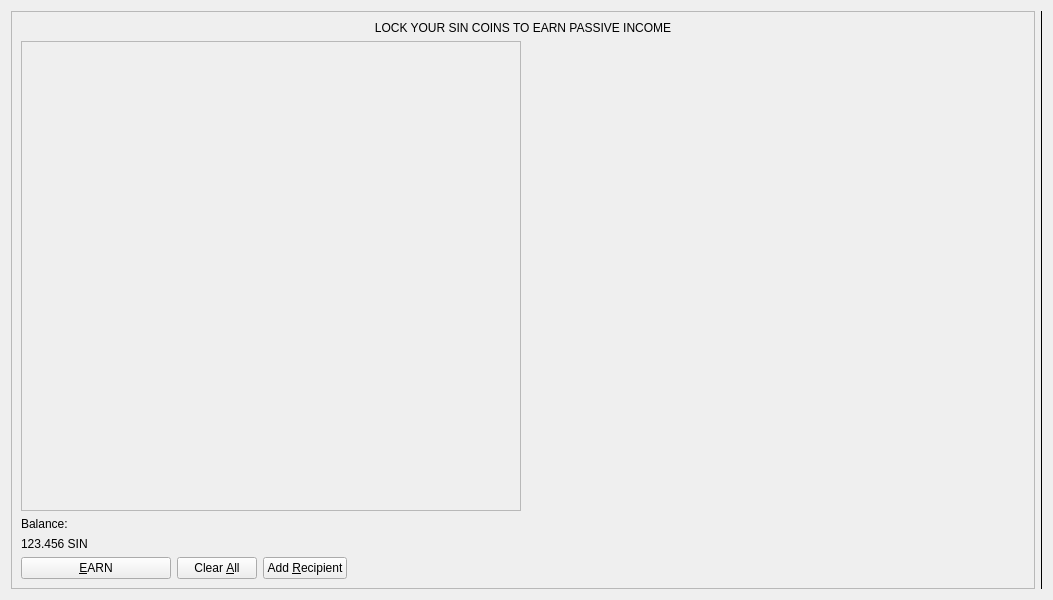
The window that src/qt/forms/depositcoinsdialog.ui (hardwarewise/SIN-core) describes before a commit, drawn with Qt 5.
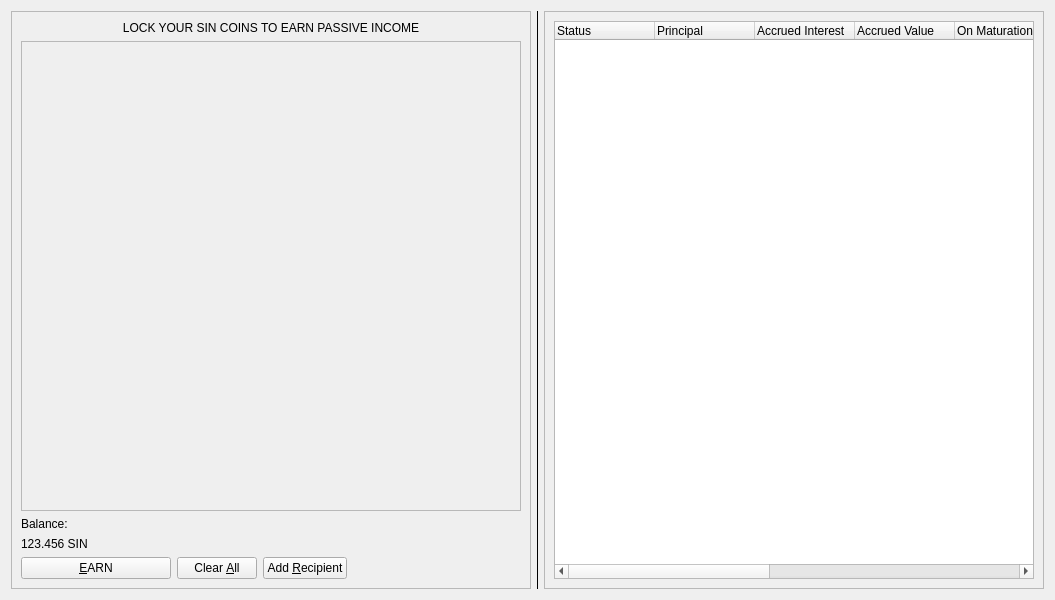
The same window after the commit. Icons and pictures are not drawn.

The edit to the form file:
```diff
--- a/src/qt/forms/depositcoinsdialog.ui
+++ b/src/qt/forms/depositcoinsdialog.ui
@@ -15,7 +15,7 @@
   </property>
   <layout class="QHBoxLayout" name="horizontalLayout_4">
    <item>
-    <layout class="QHBoxLayout" name="horizontalLayout_3" stretch="0,0,0">
+    <layout class="QHBoxLayout" name="horizontalLayout_3" stretch="0,0">
      <item>
       <widget class="QFrame" name="frame">
        <property name="frameShape">
@@ -243,21 +243,124 @@
      </item>
     </layout>
    </item>
+   <item>
+    <widget class="QFrame" name="frame_2">
+     <property name="sizePolicy">
+      <sizepolicy hsizetype="Fixed" vsizetype="Preferred">
+       <horstretch>0</horstretch>
+       <verstretch>0</verstretch>
+      </sizepolicy>
+     </property>
+     <property name="minimumSize">
+      <size>
+       <width>500</width>
+       <height>0</height>
+      </size>
+     </property>
+     <property name="frameShape">
+      <enum>QFrame::StyledPanel</enum>
+     </property>
+     <property name="frameShadow">
+      <enum>QFrame::Raised</enum>
+     </property>
+     <layout class="QVBoxLayout" name="verticalLayout_4">
+      <item>
+       <layout class="QVBoxLayout" name="verticalLayout_3">
+        <item>
+         <widget class="QTableWidget" name="hodlTable">
+          <property name="enabled">
+           <bool>true</bool>
+          </property>
+          <property name="editTriggers">
+           <set>QAbstractItemView::NoEditTriggers</set>
+          </property>
+          <property name="alternatingRowColors">
+           <bool>true</bool>
+          </property>
+          <attribute name="horizontalHeaderDefaultSectionSize">
+           <number>100</number>
+          </attribute>
+          <column>
+           <property name="text">
+            <string>Status</string>
+           </property>
+           <property name="textAlignment">
+            <set>AlignLeading|AlignVCenter</set>
+           </property>
+          </column>
+          <column>
+           <property name="text">
+            <string>Principal</string>
+           </property>
+           <property name="textAlignment">
+            <set>AlignLeading|AlignVCenter</set>
+           </property>
+          </column>
+          <column>
+           <property name="text">
+            <string>Accrued Interest</string>
+           </property>
+           <property name="textAlignment">
+            <set>AlignLeading|AlignVCenter</set>
+           </property>
+          </column>
+          <column>
+           <property name="text">
+            <string>Accrued Value</string>
+           </property>
+           <property name="textAlignment">
+            <set>AlignLeading|AlignVCenter</set>
+           </property>
+          </column>
+          <column>
+           <property name="text">
+            <string>On Maturation</string>
+           </property>
+           <property name="textAlignment">
+            <set>AlignLeading|AlignVCenter</set>
+           </property>
+          </column>
+          <column>
+           <property name="text">
+            <string>Term (Days)</string>
+           </property>
+           <property name="textAlignment">
+            <set>AlignLeading|AlignVCenter</set>
+           </property>
+          </column>
+          <column>
+           <property name="text">
+            <string>Deposit Block</string>
+           </property>
+           <property name="textAlignment">
+            <set>AlignLeading|AlignVCenter</set>
+           </property>
+          </column>
+          <column>
+           <property name="text">
+            <string>Maturation Block</string>
+           </property>
+           <property name="textAlignment">
+            <set>AlignLeading|AlignVCenter</set>
+           </property>
+          </column>
+          <column>
+           <property name="text">
+            <string>Estimated Date</string>
+           </property>
+           <property name="textAlignment">
+            <set>AlignLeading|AlignVCenter</set>
+           </property>
+          </column>
+         </widget>
+        </item>
+       </layout>
+      </item>
+     </layout>
+    </widget>
+   </item>
   </layout>
  </widget>
- <customwidgets>
-  <customwidget>
-   <class>QValidatedLineEdit</class>
-   <extends>QLineEdit</extends>
-   <header>qt/qvalidatedlineedit.h</header>
-  </customwidget>
-  <customwidget>
-   <class>SINAmountField</class>
-   <extends>QLineEdit</extends>
-   <header>qt/sinamountfield.h</header>
-   <container>1</container>
-  </customwidget>
- </customwidgets>
  <resources>
   <include location="../sin.qrc"/>
  </resources>
```
Left out of the diff: 7 changed lines with no effect on the pictures.
